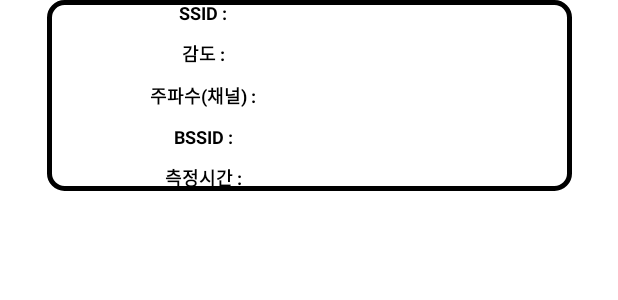
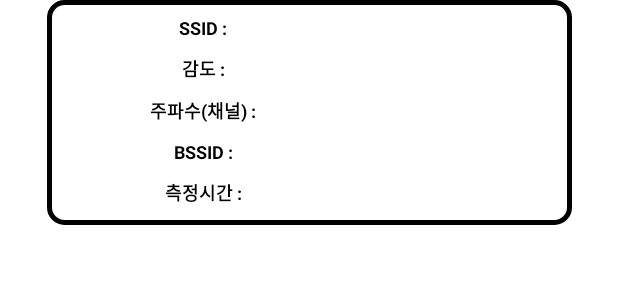
Before and after one commit to 99andrew99/wisee, an Android app: the layout ar_detail_item.xml on its own in the app's theme, with its tools: preview values and no code run, on a phone screen of 412 x 824 dp. Shown: the top 300 px of the screen. Run offline under Robolectric (Android 15) with nearby library versions, the phone set to English and light mode, and no system bars.

Commit message:
ar테스트용 브랜치 생성

```diff
--- a/app/build.gradle
+++ b/app/build.gradle
@@ -26,6 +26,8 @@ android {
         sourceCompatibility JavaVersion.VERSION_1_8
         targetCompatibility JavaVersion.VERSION_1_8
     }
+
+
 }
 
 dependencies {
--- a/app/src/main/java/com/example/wifee/ArDetail.java
+++ b/app/src/main/java/com/example/wifee/ArDetail.java
@@ -10,6 +10,7 @@ import android.view.View;
 import android.widget.Button;
 import android.net.wifi.ScanResult;
 import android.net.wifi.WifiManager;
+import android.widget.TextView;
 
 import androidx.appcompat.app.AppCompatActivity;
 import androidx.core.app.ActivityCompat;
@@ -25,6 +26,7 @@ public class ArDetail extends AppCompatActivity {
     private ArDetailAdapter adapter;
     private List<MyDetailResult> arDetailItems;
 
+
     Button arDetailRoadBtn;
 
     @Override
@@ -36,7 +38,6 @@ public class ArDetail extends AppCompatActivity {
 
         recyclerView = findViewById(R.id.detailRecyclerView);
         arDetailRoadBtn = findViewById(R.id.arDetailRoadBtn);
-
         arDetailRoadBtn.setOnClickListener(new View.OnClickListener() {
 
 
@@ -91,6 +92,7 @@ public class ArDetail extends AppCompatActivity {
                 RecyclerView.LayoutManager mLayoutManager = new LinearLayoutManager(getApplicationContext());
                 recyclerView.setLayoutManager(mLayoutManager);
                 recyclerView.setAdapter(adapter);
+
             }
         });
 
--- a/app/src/main/res/layout/ar_detail_item.xml
+++ b/app/src/main/res/layout/ar_detail_item.xml
@@ -1,12 +1,12 @@
 <?xml version="1.0" encoding="utf-8"?>
 <androidx.constraintlayout.widget.ConstraintLayout xmlns:android="http://schemas.android.com/apk/res/android"
     android:layout_width="match_parent"
-    android:layout_height="200dp"
+    android:layout_height="170dp"
     xmlns:app="http://schemas.android.com/apk/res-auto">
 
     <TableLayout
         android:layout_width="350dp"
-        android:layout_height="wrap_content"
+        android:layout_height="150dp"
         app:layout_constraintTop_toTopOf="parent"
         app:layout_constraintStart_toStartOf="parent"
         app:layout_constraintEnd_toEndOf="parent"
@@ -14,7 +14,8 @@
         android:background="@drawable/rounded_button"
         >
 
-        <TableRow android:layout_marginBottom="10dp">
+        <TableRow android:layout_marginBottom="10dp"
+            android:layout_marginTop="10dp">
             <TextView
                 android:textSize="12sp"
                 android:textColor="@android:color/black"
@@ -49,6 +50,7 @@
                 android:textAlignment="center"
                 android:layout_column="1"
                 android:id="@+id/signalDetailText"
+                android:textColor="@color/black"
                 android:text="" />
         </TableRow>
 
```
Also changed, not shown: app/src/main/java/com/example/wifee/MapMain.java (+12 -12 lines).
